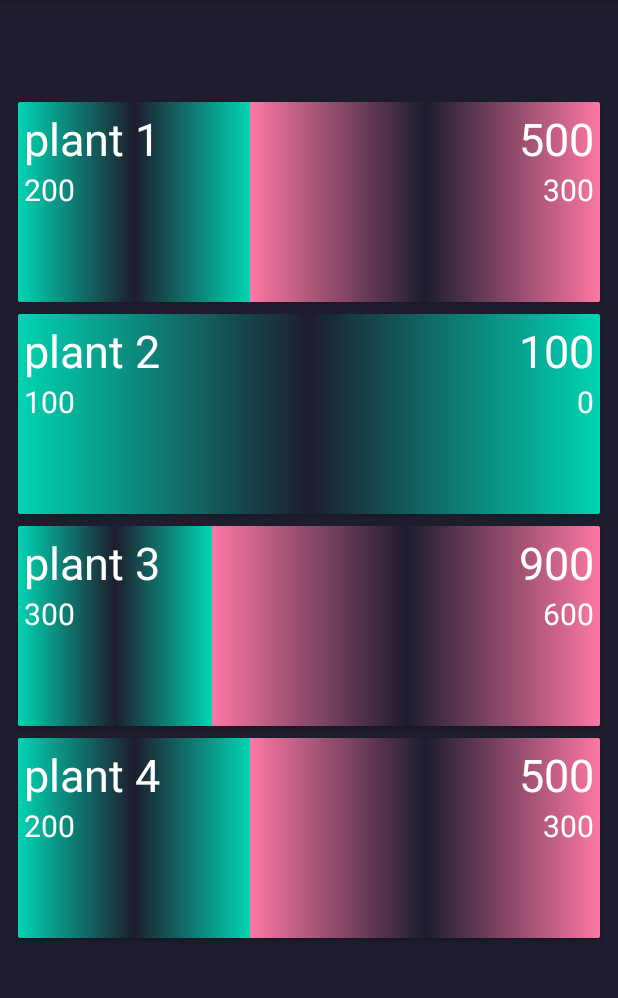
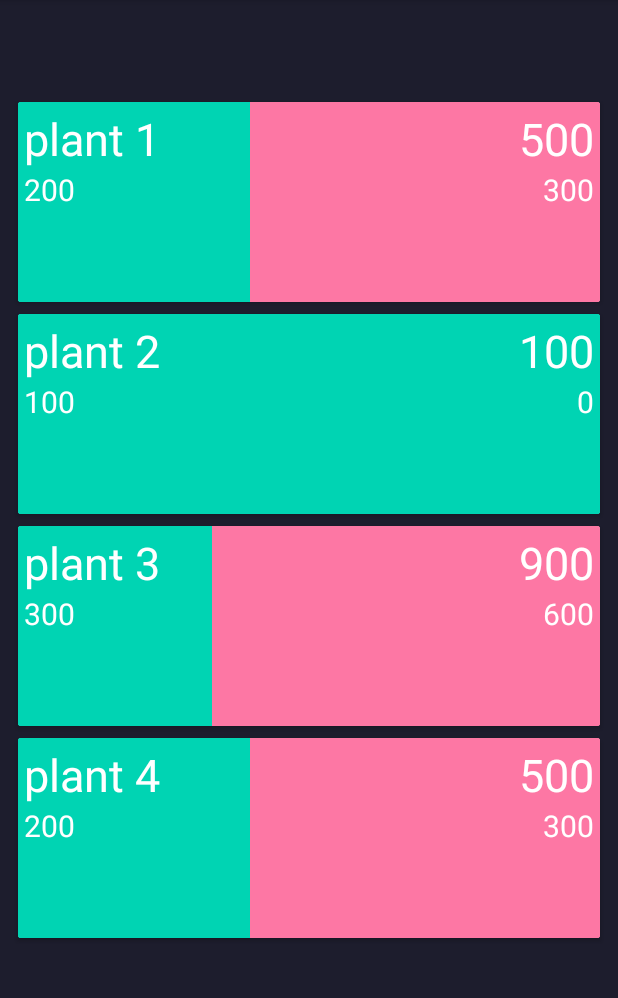
Before and after one commit to awadhawan18/Future-App, an Android app: the fragment PlantTab shown on its own in the app's theme, on a phone screen of 412 x 824 dp, the part 84-1082 px from its top. Run offline under Robolectric (Android 15) with nearby library versions, the phone set to English and light mode, and no system bars; our stand-ins replace Timber; libraries missing offline, so code that uses them is left out: top.defaults.drawabletoolbox; Roboto replaces fonts that are not available here; 1 statement that could not run was skipped.

Commit message:
solid color. New app icon

```diff
--- a/app/src/main/java/com/futureapp/PlantAdapter.java
+++ b/app/src/main/java/com/futureapp/PlantAdapter.java
@@ -45,12 +45,12 @@ public class PlantAdapter extends RecyclerView.Adapter<PlantAdapter.MyViewHolder
         LinearLayout.LayoutParams params = new LinearLayout.LayoutParams(0,
                 200, (float) plant.renewable/plant.total);
         holder.image_renewable.setLayoutParams(params);
-        holder.image_renewable.setImageResource(R.drawable.gradient_renewable);
+        holder.image_renewable.setImageResource(R.drawable.bg_renewable);
 
         params = new LinearLayout.LayoutParams(0,
                 200, (float) plant.nonrenewable/plant.total);
         holder.image_nonrenewable.setLayoutParams(params);
-        holder.image_nonrenewable.setImageResource(R.drawable.gradient_nonrenewable);
+        holder.image_nonrenewable.setImageResource(R.drawable.bg_nonrenewable);
 
 //        android:type="linear"
 //        android:startColor="@color/green"
--- /dev/null
+++ b/app/src/main/res/drawable/bg_nonrenewable.xml
@@ -0,0 +1,7 @@
+<?xml version="1.0" encoding="utf-8"?>
+<shape xmlns:android="http://schemas.android.com/apk/res/android"
+    android:shape="rectangle">
+
+    <solid android:color="@color/red" />
+
+</shape>
--- /dev/null
+++ b/app/src/main/res/drawable/bg_renewable.xml
@@ -0,0 +1,8 @@
+<?xml version="1.0" encoding="utf-8"?>
+<shape xmlns:android="http://schemas.android.com/apk/res/android"
+    android:shape="rectangle">
+
+    <solid
+        android:color="@color/green" />
+
+</shape>
--- a/app/src/main/res/drawable/gradient_nonrenewable.xml
+++ /dev/null
@@ -1,11 +0,0 @@
-<?xml version="1.0" encoding="utf-8"?>
-<shape xmlns:android="http://schemas.android.com/apk/res/android"
-    android:shape="rectangle">
-
-    <gradient
-        android:centerColor="@color/colorPrimaryDark"
-        android:endColor="@color/red"
-        android:startColor="@color/red"
-        android:type="linear" />
-
-</shape>
--- a/app/src/main/res/drawable/gradient_renewable.xml
+++ /dev/null
@@ -1,11 +0,0 @@
-<?xml version="1.0" encoding="utf-8"?>
-<shape xmlns:android="http://schemas.android.com/apk/res/android"
-    android:shape="rectangle">
-
-    <gradient
-        android:centerColor="@color/colorPrimaryDark"
-        android:endColor="@color/green"
-        android:startColor="@color/green"
-        android:type="linear" />
-
-</shape>
--- a/app/src/main/res/layout/item_plants_list.xml
+++ b/app/src/main/res/layout/item_plants_list.xml
@@ -21,14 +21,14 @@
                 android:id="@+id/image_renewable"
                 android:layout_width="0dp"
                 android:layout_height="match_parent"
-                android:background="@drawable/gradient_renewable"
+                android:background="@drawable/bg_renewable"
                 tools:ignore="ContentDescription,Suspicious0dp" />
 
             <ImageView
                 android:id="@+id/image_nonrenewable"
                 android:layout_width="0dp"
                 android:layout_height="match_parent"
-                android:background="@drawable/gradient_nonrenewable"
+                android:background="@drawable/bg_nonrenewable"
                 tools:ignore="ContentDescription,Suspicious0dp" />
 
         </LinearLayout>
--- a/app/src/main/res/values/colors.xml
+++ b/app/src/main/res/values/colors.xml
@@ -5,7 +5,7 @@
     <color name="colorAccent">#26283C</color>
     <color name="green">#FF00D4B3</color>
     <color name="red">#FFFD77A4</color>
-    <color name="line_color">#E04ECA</color>
+    <color name="line_color">#FFE04ECA</color>
     <color name="textPrimary">#f5f5f5</color>
     <color name="textPrimaryDark">#ff95aab4</color>
     <color name="errorText">#ff7878</color>
```
Also changed, not shown: app/src/main/res/WiSo-feature-graphic.png (added).
